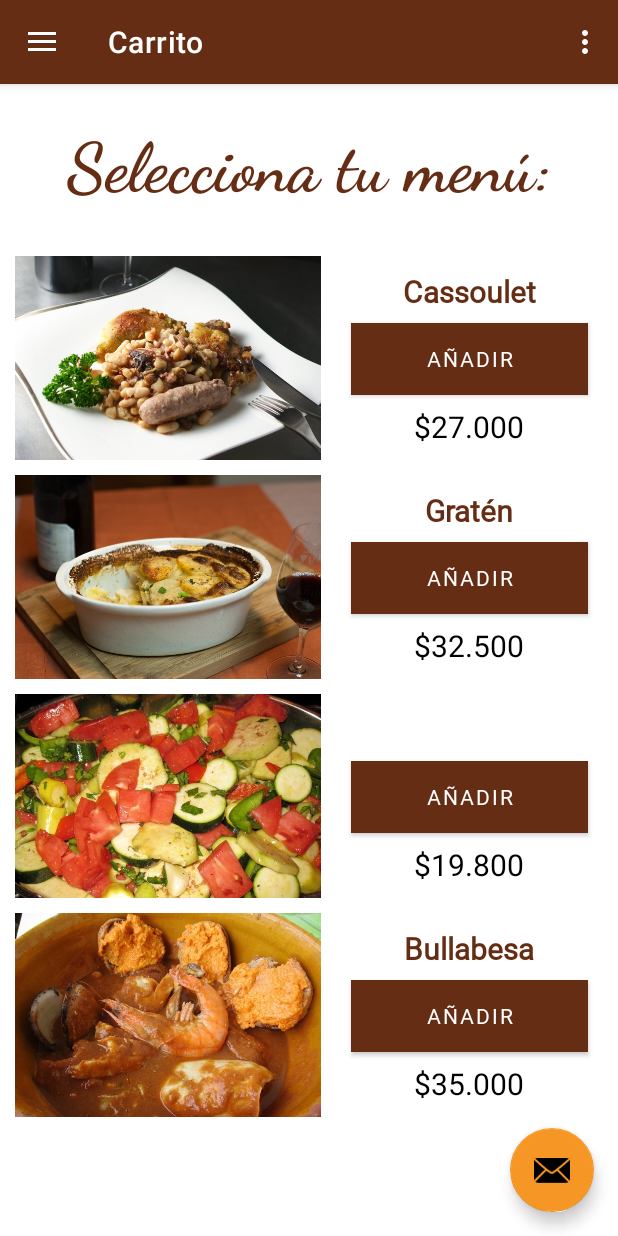
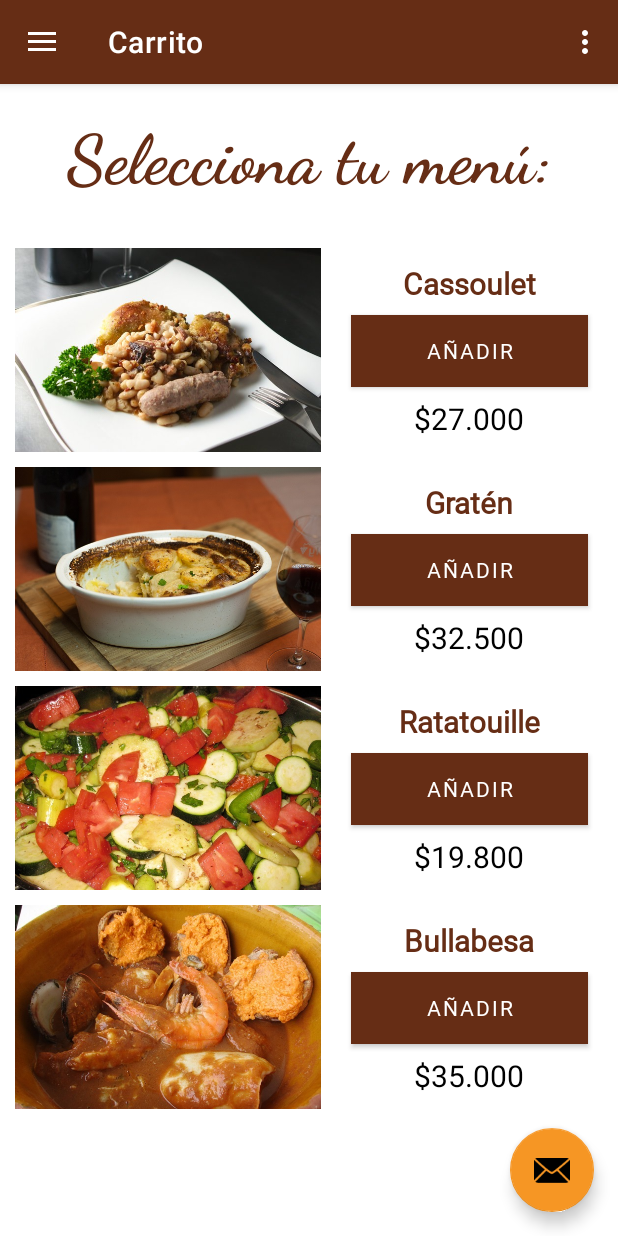
Before and after one commit to joswald123/RestaurantApp2, an Android app: the screen it shows after launch (MainActivity), in the side drawer, after a tap on "Carrito", on a phone screen of 412 x 824 dp. Run offline under Robolectric (Android 15) with nearby library versions, the phone set to English and light mode, and no system bars; our stand-ins replace navigation-ui.

Commit message:
added scrollview menu layout

```diff
--- a/app/src/main/res/layout/fragment_menu.xml
+++ b/app/src/main/res/layout/fragment_menu.xml
@@ -9,15 +9,6 @@
     android:background="#FFFFFF"
     tools:context=".MainActivity">
 
-    <LinearLayout
-        android:layout_width="wrap_content"
-        android:layout_height="wrap_content"
-        android:layout_marginTop="5dp"
-        android:orientation="vertical"
-        app:layout_constraintBottom_toBottomOf="parent"
-        app:layout_constraintEnd_toEndOf="parent"
-        app:layout_constraintStart_toStartOf="parent"
-        app:layout_constraintTop_toTopOf="parent">
 
         <TextView
             android:id="@+id/tvwMenu"
@@ -32,6 +23,16 @@
             android:textColor="#662D15"
             android:textSize="45sp"
             android:textStyle="bold" />
+
+    <ScrollView
+        android:layout_width="match_parent"
+        android:layout_height="wrap_content">
+
+
+        <LinearLayout
+            android:layout_width="wrap_content"
+            android:layout_height="wrap_content"
+            android:orientation="vertical">
 
             <LinearLayout
                 android:layout_width="wrap_content"
@@ -205,7 +206,7 @@
                             android:text="Ratatouille"
                             android:textAlignment="center"
                             android:fontFamily="@font/robotoregular"
-                        android:textColor="#00662D15"
+                            android:textColor="#662D15"
                             android:textSize="20sp"
                             android:textStyle="bold" />
 
@@ -308,4 +309,7 @@
 
         </LinearLayout>
 
+
+    </ScrollView>
+
 </LinearLayout>
```
Lines whose indentation alone changed are shown as unchanged.
